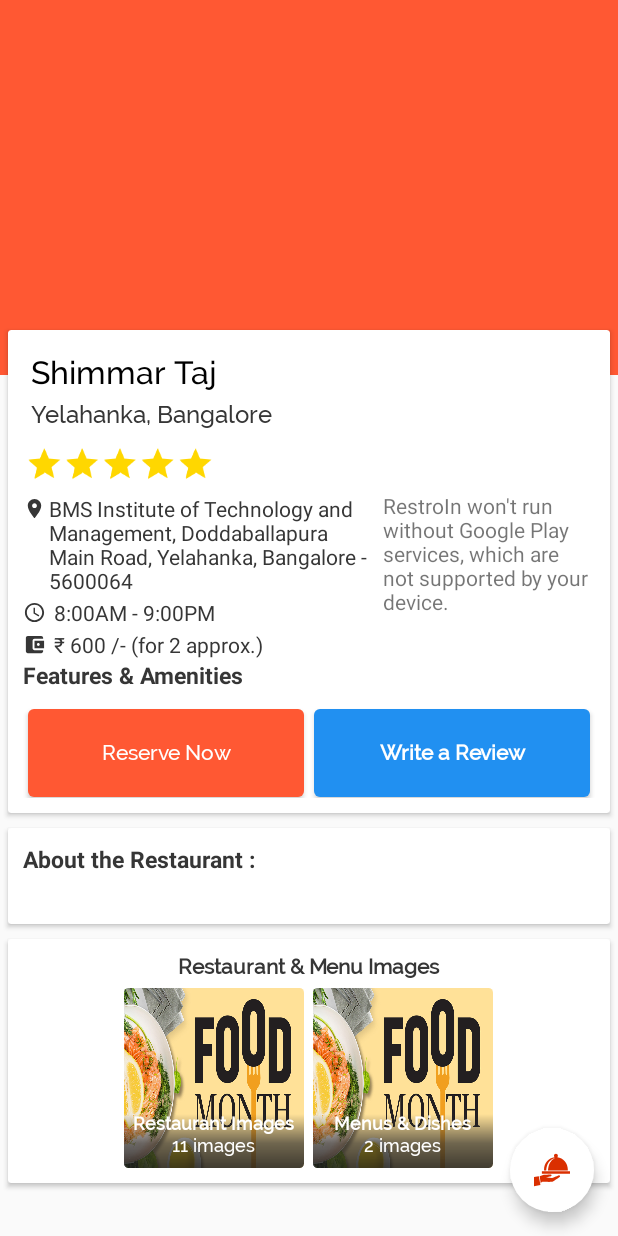
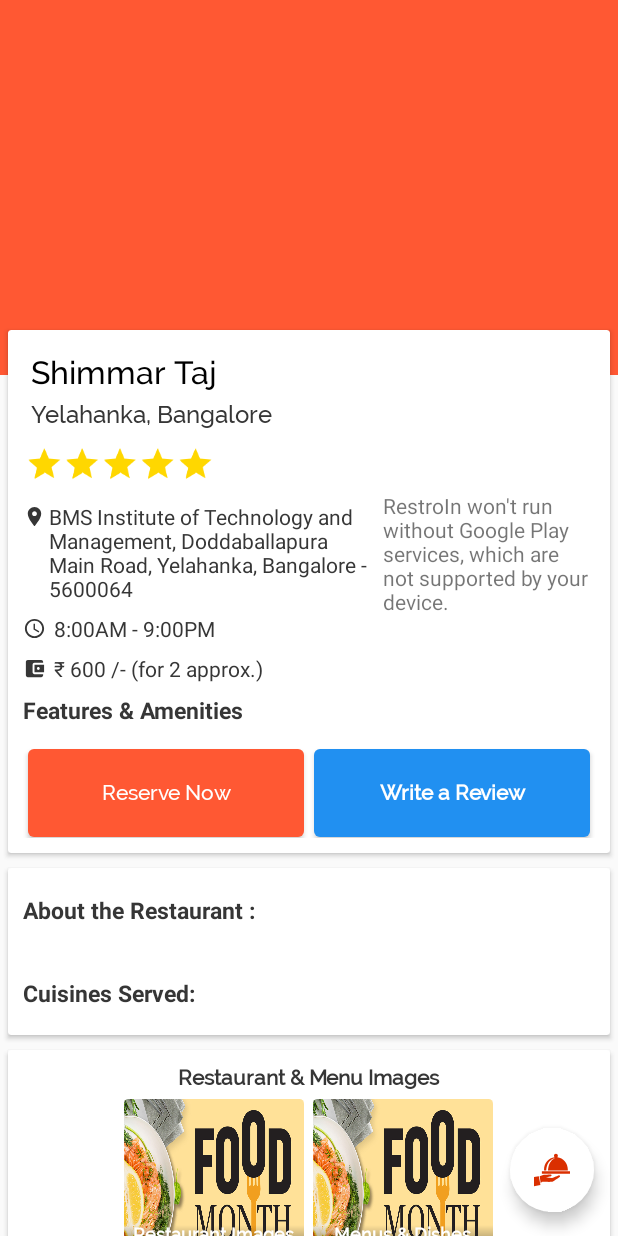
Before and after one commit to chetanjrao/RestroIN, an Android app: the RestaurantViewActivity screen opened directly, with no data from a screen before it, on a phone screen of 412 x 824 dp. Run offline under Robolectric (Android 15) with nearby library versions, the phone set to English and light mode, and no system bars; our stand-ins replace Picasso; libraries missing offline, so code that uses them is left out: com.github.mikephil.charting; pictures from the network do not load; 1 statement that could not run was skipped.

Commit message:
New features added

```diff
--- a/app/src/main/java/in/restroin/restroin/RestaurantViewActivity.java
+++ b/app/src/main/java/in/restroin/restroin/RestaurantViewActivity.java
@@ -57,6 +57,8 @@ import com.google.android.gms.maps.OnMapReadyCallback;
 import com.google.android.gms.maps.SupportMapFragment;
 import com.google.android.gms.maps.model.LatLng;
 import com.google.android.gms.maps.model.MarkerOptions;
+import com.google.gson.Gson;
+import com.google.gson.GsonBuilder;
 import com.squareup.picasso.Picasso;
 
 import org.w3c.dom.Text;
@@ -65,10 +67,15 @@ import java.util.ArrayList;
 import java.util.List;
 
 import in.restroin.restroin.adapters.AmenitiesGridAdapter;
+import in.restroin.restroin.adapters.CuisinesGridAdapter;
+import in.restroin.restroin.adapters.CusinesGridAdapter;
+import in.restroin.restroin.adapters.DishesAdapter;
 import in.restroin.restroin.adapters.MenuImagesAdapter;
 import in.restroin.restroin.adapters.RestaurantImageAdapter;
 import in.restroin.restroin.interfaces.RestaurantClient;
+import in.restroin.restroin.models.RestaurantDishesModel;
 import in.restroin.restroin.models.RestaurantModel;
+import in.restroin.restroin.utils.DishesDeserializer;
 import in.restroin.restroin.utils.MyGridView;
 import in.restroin.restroin.utils.MySpannable;
 import retrofit2.Call;
@@ -87,6 +94,7 @@ public class RestaurantViewActivity extends FragmentActivity implements OnMapRea
             rgb("#c70000"), rgb("#e23100"), rgb("#ff9500"), rgb("#88ff00"), rgb("#26ca02")
     };
 
+
     Retrofit.Builder builder = new Retrofit.Builder()
             .baseUrl("https://www.restroin.in/")
             .addConverterFactory(GsonConverterFactory.create());
@@ -94,10 +102,7 @@ public class RestaurantViewActivity extends FragmentActivity implements OnMapRea
     protected void onCreate(Bundle savedInstanceState) {
         super.onCreate(savedInstanceState);
         setContentView(R.layout.activity_restaurant_view);
-        final Toolbar toolbar = (Toolbar) findViewById(R.id.toolbar);
-        getWindow().setFlags(WindowManager.LayoutParams.FLAG_FULLSCREEN,
-                WindowManager.LayoutParams.FLAG_FULLSCREEN);
-
+        //final Toolbar toolbar = (Toolbar) findViewById(R.id.toolbar);
         /********************** Maps *****************************/
 
         SupportMapFragment mapFragment = (SupportMapFragment) getSupportFragmentManager()
@@ -162,10 +167,14 @@ public class RestaurantViewActivity extends FragmentActivity implements OnMapRea
         menu_images_count.setTypeface(raleway);
         final TextView restaurant_image_count = (TextView) findViewById(R.id.restaurant_images_count);
         restaurant_image_count.setTypeface(raleway);
+        final MyGridView cuisines_grid_view = (MyGridView) findViewById(R.id.cusines_gridView_special);
         RestaurantClient client = restaurant_retrofit.create(RestaurantClient.class);
         final ImageView menu_images_header = (ImageView) findViewById(R.id.main_image_of_menu);
         final ImageView restaurant_image_header = (ImageView) findViewById(R.id.main_image_of_restaurant);
         Call<RestaurantModel> call = client.getRestaurantData(id);
+        final RecyclerView popular_dishes_recycler_view = (RecyclerView) findViewById(R.id.popular_dishes_recycler);
+        final LinearLayoutManager linearLayoutManager1 = new LinearLayoutManager(this, LinearLayoutManager.HORIZONTAL, false);
+        popular_dishes_recycler_view.setLayoutManager(linearLayoutManager1);
         call.enqueue(new Callback<RestaurantModel>() {
             @Override
             public void onResponse(@NonNull Call<RestaurantModel> call,@NonNull Response<RestaurantModel> response) {
@@ -176,10 +185,13 @@ public class RestaurantViewActivity extends FragmentActivity implements OnMapRea
                     restaurant_name.setText(response.body().getRestaurant_name());
                     restaurant_city.setText(response.body().getCity_id() + ", " + response.body().getRestaurant_region() + " Bangalore");
                     restaurant_address.setText(" " +response.body().getRestaurant_address());
-                    cost_for_two.setText(" \u20B9 " +response.body().getPrice_for_two() + " /- (for 2 people approx.)");
+                    cost_for_two.setText(" \u20B9 " +response.body().getPrice_for_two() + "/- (for 2 people approx.)");
                     List<String> menu_image = response.body().getMenu_image();
                     menu_images_count.setText(menu_image.size() + " images");
                     restaurant_image_count.setText(restaurant_images.size() + " images");
+                    DishesAdapter dishesAdapter = new DishesAdapter(response.body().getPopular_dishes(), RestaurantViewActivity.this);
+                    Toast.makeText(RestaurantViewActivity.this, "Size: " + response.body().getPopular_dishes().size(), Toast.LENGTH_SHORT).show();
+                    popular_dishes_recycler_view.setAdapter(dishesAdapter);
                     if (restaurant_images.size() > 0){
                         Uri restaurant_header_image = Uri.parse("https://www.restroin.in/" + restaurant_images.get(0));
                         Picasso.get().load(restaurant_header_image).into(restaurant_image_header);
@@ -192,6 +204,8 @@ public class RestaurantViewActivity extends FragmentActivity implements OnMapRea
                     mMap.addMarker(new MarkerOptions().position(restaurant_location).title("Location of: " + response.body().getRestaurant_name()));
                     mMap.moveCamera(CameraUpdateFactory.newLatLng(restaurant_location));
                     mMap.animateCamera(cameraUpdate);
+                    CuisinesGridAdapter cuisines_adapter = new CuisinesGridAdapter(response.body().getRestaurant_cuisines_available(), RestaurantViewActivity.this);
+                    cuisines_grid_view.setAdapter(cuisines_adapter);
                     restaurant_about.setText(response.body().getRestaurant_about());
                     makeTextViewResizable(restaurant_about, 3, "View More..", true);
                     restaurant_rating.setRating(Float.parseFloat(response.body().getRestaurant_rating()));
--- a/app/src/main/java/in/restroin/restroin/adapters/RestaurantImageAdapter.java
+++ b/app/src/main/java/in/restroin/restroin/adapters/RestaurantImageAdapter.java
@@ -31,8 +31,7 @@ public class RestaurantImageAdapter extends RecyclerView.Adapter<RestaurantImage
 
     @Override
     public void onBindViewHolder(@NonNull ViewHolder viewHolder, int i) {
-        String path = images.get(i).replaceAll("^\"|\"$", "");
-        String image_location = "https://www.restroin.in/" + path;
+        String image_location = "https://www.restroin.in/" + images.get(i);
         Uri image_path = Uri.parse(image_location);
         Picasso.get().load(image_path).into(viewHolder.restaurant_image);
     }
--- a/app/src/main/res/layout/content_restaurant_view.xml
+++ b/app/src/main/res/layout/content_restaurant_view.xml
@@ -86,7 +86,7 @@
                         android:id="@+id/location_layout"
                         android:layout_width="wrap_content"
                         android:layout_height="wrap_content"
-                        android:layout_marginTop="2dp"
+                        android:layout_marginTop="7dp"
                         android:orientation="horizontal"
                         android:weightSum="1">
 
@@ -123,7 +123,7 @@
                         android:layout_width="match_parent"
                         android:layout_height="wrap_content"
                         android:layout_below="@id/location_layout"
-                        android:layout_marginTop="2dp"
+                        android:layout_marginTop="7dp"
                         android:orientation="horizontal"
                         android:weightSum="1">
 
@@ -160,7 +160,7 @@
                         android:layout_width="match_parent"
                         android:layout_height="wrap_content"
                         android:layout_below="@id/open_timings"
-                        android:layout_marginTop="2dp"
+                        android:layout_marginTop="7dp"
                         android:orientation="horizontal"
                         android:weightSum="1">
 
@@ -207,6 +207,7 @@
 
                     </LinearLayout>
                     <LinearLayout
+                        android:layout_marginTop="7dp"
                         android:id="@+id/features_and_amenities_layout"
                         android:layout_below="@id/details_layout"
                         android:layout_width="match_parent"
@@ -235,14 +236,14 @@
                                     android:id="@+id/features_gridView"
                                     android:layout_width="match_parent"
                                     android:layout_height="wrap_content"
-                                    android:layout_marginTop="5dp"
+                                    android:layout_marginTop="7dp"
                                     android:numColumns="2">
 
                                 </in.restroin.restroin.utils.MyGridView>
 
                             </RelativeLayout>
                     <LinearLayout
-                        android:layout_marginTop="6dp"
+                        android:layout_marginTop="7dp"
                         android:weightSum="1"
                         android:orientation="horizontal"
                         android:layout_marginStart="0dp"
@@ -326,18 +327,42 @@
                         android:id="@+id/about_restaurant_text"
                         android:textSize="15sp"
                         android:textStyle="bold"
+                        android:layout_marginTop="7dp"
                         android:textColor="#363636"
                         android:text="About the Restaurant :"
                         android:layout_height="wrap_content" />
                     <TextView
                         android:layout_width="match_parent"
                         android:id="@+id/about_restaurant"
-                        android:layout_marginTop="3sp"
+                        android:layout_marginTop="7sp"
                         android:textSize="14sp"
                         android:textColor="#000"
-                        android:lineSpacingExtra="3dp"
+                        android:lineSpacingExtra="3.8dp"
                         android:layout_below="@id/about_restaurant_text"
                         android:layout_height="wrap_content" />
+                    <TextView
+                        android:layout_width="match_parent"
+                        android:id="@+id/cusines_available_text"
+                        android:textSize="15sp"
+                        android:textStyle="bold"
+                        android:layout_marginTop="7dp"
+                        android:layout_below="@id/about_restaurant"
+                        android:textColor="#363636"
+                        android:text="Cuisines Served:"
+                        android:layout_height="wrap_content" />
+
+                    <in.restroin.restroin.utils.MyGridView
+                        android:layout_below="@id/cusines_available_text"
+                        android:layout_marginTop="7dp"
+                        android:layout_marginStart="5dp"
+                        android:numColumns="2"
+                        android:id="@+id/cusines_gridView_special"
+                        android:layout_width="match_parent"
+                        android:layout_height="wrap_content">
+
+
+
+                    </in.restroin.restroin.utils.MyGridView>
 
                 </RelativeLayout>
 
@@ -348,7 +373,7 @@
                 android:layout_height="wrap_content"
                 android:id="@+id/menu_images"
                 android:layout_below="@id/critic_mood"
-                android:layout_marginBottom="50dp"
+
                 android:layout_marginLeft="5dp"
                 android:layout_marginRight="5dp"
                 android:layout_marginTop="10dp">
@@ -497,6 +522,73 @@
 
             </android.support.v7.widget.CardView>
 
+            <android.support.v7.widget.CardView
+                android:layout_marginBottom="50dp"
+                android:layout_marginLeft="5dp"
+                app:cardElevation="2dp"
+                android:padding="2dp"
+                app:cardCornerRadius="2dp"
+                android:layout_marginRight="5dp"
+                android:layout_marginTop="10dp"
+                android:layout_below="@id/menu_images"
+                android:layout_width="match_parent"
+                android:layout_height="wrap_content">
+
+                <RelativeLayout
+                    android:layout_width="match_parent"
+                    android:layout_height="wrap_content">
+
+                    <TextView
+                        android:layout_marginStart="5dp"
+                        android:layout_width="wrap_content"
+                        android:fontFamily="@font/raleway"
+                        android:id="@+id/food_dishes_text"
+                        android:textSize="14sp"
+                        android:layout_marginTop="7dp"
+                        android:textColor="#363636"
+                        android:textStyle="bold"
+                        android:text="Popular Food &amp; Dishes: "
+                        android:layout_height="wrap_content" />
+
+                    <android.support.v7.widget.RecyclerView
+                        android:layout_marginTop="7dp"
+                        android:layout_marginStart="5dp"
+                        android:layout_below="@id/food_dishes_text"
+                        android:id="@+id/popular_dishes_recycler"
+                        android:layout_width="match_parent"
+                        android:layout_height="wrap_content">
+
+
+
+                    </android.support.v7.widget.RecyclerView>
+
+                    <TextView
+                        android:layout_marginStart="5dp"
+                        android:layout_width="wrap_content"
+                        android:fontFamily="@font/raleway"
+                        android:layout_below="@id/popular_dishes_recycler"
+                        android:id="@+id/customer_reviews_text"
+                        android:textSize="14sp"
+                        android:layout_marginTop="7dp"
+                        android:textColor="#363636"
+                        android:textStyle="bold"
+                        android:text="Customer Reviews :"
+                        android:layout_height="wrap_content" />
+
+                    <android.support.v7.widget.RecyclerView
+                        android:layout_width="match_parent"
+                        android:layout_marginTop="7dp"
+                        android:layout_marginStart="5dp"
+                        android:layout_below="@id/customer_reviews_text"
+                        android:layout_height="wrap_content">
+
+                    </android.support.v7.widget.RecyclerView>
+
+                </RelativeLayout>
+
+
+            </android.support.v7.widget.CardView>
+
 
         </RelativeLayout>
     </android.support.v4.widget.NestedScrollView>
```
Also changed, not shown: app/src/main/java/in/restroin/restroin/adapters/CouponsSelectAdapter.java (added, +37 -0 lines), app/src/main/java/in/restroin/restroin/adapters/CuisinesGridAdapter.java (added, +56 -0 lines), app/src/main/java/in/restroin/restroin/adapters/DishesAdapter.java (added, +68 -0 lines), app/src/main/java/in/restroin/restroin/models/CouponModel.java (added, +27 -0 lines), app/src/main/java/in/restroin/restroin/models/RestaurantDishesModel.java (added, +45 -0 lines), app/src/main/java/in/restroin/restroin/models/RestaurantModel.java (+22 -11 lines), app/src/main/java/in/restroin/restroin/utils/DishesDeserializer.java (added, +21 -0 lines), app/src/main/res/layout/layout_coupons_item.xml (added, +56 -0 lines), app/src/main/res/layout/layout_cuisines_view.xml (added, +24 -0 lines), app/src/main/res/layout/layout_popular_dishes.xml (added, +59 -0 lines).
